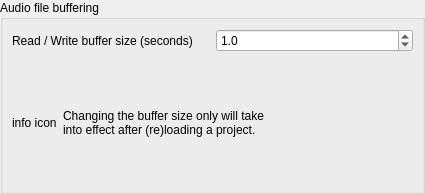
Old version of the form src/traverso/ui/MemoryConfigPage.ui in the repository ErwanLegrand/Traverso-DAW.
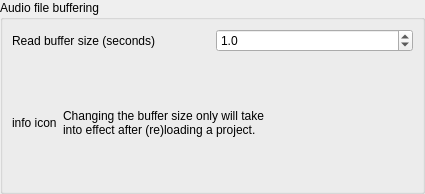
New version of the form.

What changed in the file:
```diff
--- a/src/traverso/ui/MemoryConfigPage.ui
+++ b/src/traverso/ui/MemoryConfigPage.ui
@@ -70,7 +70,7 @@
 &lt;p style=" margin-top:0px; margin-bottom:0px; margin-left:0px; margin-right:0px; -qt-block-indent:0; text-indent:0px;">(one for each audioclip * channel count) need to be refilled!&lt;/p>&lt;/body>&lt;/html></string>
           </property>
           <property name="text" >
-           <string>Read / Write buffer size (seconds)</string>
+           <string>Read buffer size (seconds)</string>
           </property>
          </widget>
         </item>
```
